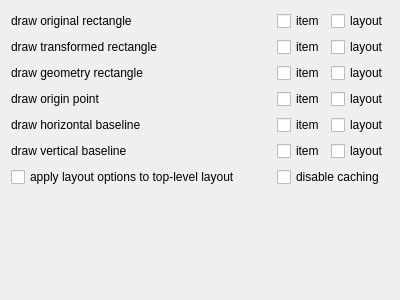
Before: the Qt Designer form src/app/settings/debug_settings.ui in Kolcha/DigitalClockNext, drawn with Qt 5.
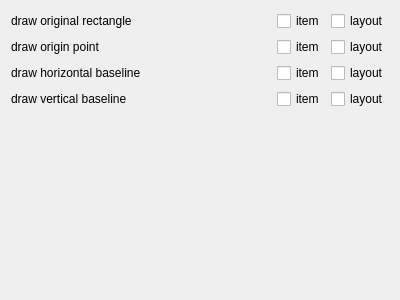
After: the same form once the commit is applied.

The edit to the form file:
```diff
--- a/src/app/settings/debug_settings.ui
+++ b/src/app/settings/debug_settings.ui
@@ -11,10 +11,10 @@
    </rect>
   </property>
   <layout class="QGridLayout" name="debug_layout" columnstretch="1,0,0">
-   <item row="0" column="0">
-    <widget class="QLabel" name="draw_orig_r_label">
+   <item row="2" column="0">
+    <widget class="QLabel" name="draw_h_baseline_label">
      <property name="text">
-      <string>draw original rectangle</string>
+      <string>draw horizontal baseline</string>
      </property>
     </widget>
    </item>
@@ -25,119 +25,70 @@
      </property>
     </widget>
    </item>
-   <item row="0" column="2">
-    <widget class="QCheckBox" name="draw_orig_r_l_cb">
-     <property name="text">
-      <string>layout</string>
-     </property>
-    </widget>
-   </item>
-   <item row="1" column="0">
-    <widget class="QLabel" name="draw_trans_r_label">
-     <property name="text">
-      <string>draw transformed rectangle</string>
-     </property>
-    </widget>
-   </item>
-   <item row="1" column="1">
-    <widget class="QCheckBox" name="draw_trans_r_i_cb">
-     <property name="text">
-      <string>item</string>
-     </property>
-    </widget>
-   </item>
-   <item row="1" column="2">
-    <widget class="QCheckBox" name="draw_trans_r_l_cb">
-     <property name="text">
-      <string>layout</string>
-     </property>
-    </widget>
-   </item>
-   <item row="2" column="0">
-    <widget class="QLabel" name="draw_geom_r_label">
-     <property name="text">
-      <string>draw geometry rectangle</string>
-     </property>
-    </widget>
-   </item>
-   <item row="2" column="1">
-    <widget class="QCheckBox" name="draw_geom_r_i_cb">
-     <property name="text">
-      <string>item</string>
-     </property>
-    </widget>
-   </item>
-   <item row="2" column="2">
-    <widget class="QCheckBox" name="draw_geom_r_l_cb">
-     <property name="text">
-      <string>layout</string>
-     </property>
-    </widget>
-   </item>
    <item row="3" column="0">
+    <widget class="QLabel" name="draw_v_baseline_label">
+     <property name="text">
+      <string>draw vertical baseline</string>
+     </property>
+    </widget>
+   </item>
+   <item row="1" column="0">
     <widget class="QLabel" name="draw_origin_label">
      <property name="text">
       <string>draw origin point</string>
      </property>
     </widget>
    </item>
-   <item row="3" column="1">
+   <item row="1" column="1">
     <widget class="QCheckBox" name="draw_origin_i_cb">
      <property name="text">
       <string>item</string>
      </property>
     </widget>
    </item>
-   <item row="3" column="2">
+   <item row="0" column="2">
+    <widget class="QCheckBox" name="draw_orig_r_l_cb">
+     <property name="text">
+      <string>layout</string>
+     </property>
+    </widget>
+   </item>
+   <item row="1" column="2">
     <widget class="QCheckBox" name="draw_origin_l_cb">
      <property name="text">
       <string>layout</string>
      </property>
     </widget>
    </item>
-   <item row="4" column="0">
-    <widget class="QLabel" name="draw_h_baseline_label">
-     <property name="text">
-      <string>draw horizontal baseline</string>
-     </property>
-    </widget>
-   </item>
-   <item row="4" column="1">
+   <item row="2" column="1">
     <widget class="QCheckBox" name="draw_h_baseline_i_cb">
      <property name="text">
       <string>item</string>
      </property>
     </widget>
    </item>
-   <item row="4" column="2">
+   <item row="2" column="2">
     <widget class="QCheckBox" name="draw_h_baseline_l_cb">
      <property name="text">
       <string>layout</string>
      </property>
     </widget>
    </item>
-   <item row="5" column="0">
-    <widget class="QLabel" name="draw_v_baseline_label">
+   <item row="0" column="0">
+    <widget class="QLabel" name="draw_orig_r_label">
      <property name="text">
-      <string>draw vertical baseline</string>
+      <string>draw original rectangle</string>
      </property>
     </widget>
    </item>
-   <item row="5" column="1">
-    <widget class="QCheckBox" name="draw_v_baseline_i_cb">
-     <property name="text">
-      <string>item</string>
-     </property>
-    </widget>
-   </item>
-   <item row="5" column="2">
+   <item row="3" column="2">
     <widget class="QCheckBox" name="draw_v_baseline_l_cb">
      <property name="text">
       <string>layout</string>
      </property>
     </widget>
    </item>
-   <item row="7" column="1">
+   <item row="4" column="1">
     <spacer name="debug_spacer">
      <property name="orientation">
       <enum>Qt::Vertical</enum>
@@ -150,17 +101,10 @@
      </property>
     </spacer>
    </item>
-   <item row="6" column="0">
-    <widget class="QCheckBox" name="enable_top_level_debug_cb">
+   <item row="3" column="1">
+    <widget class="QCheckBox" name="draw_v_baseline_i_cb">
      <property name="text">
-      <string>apply layout options to top-level layout</string>
-     </property>
-    </widget>
-   </item>
-   <item row="6" column="1" colspan="2">
-    <widget class="QCheckBox" name="disable_caching_cb">
-     <property name="text">
-      <string>disable caching</string>
+      <string>item</string>
      </property>
     </widget>
    </item>
```
